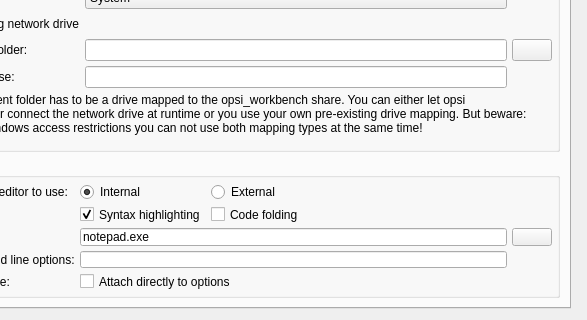
First picture: the form in oPB/ui/settings.ui, repository pandel/opsiPackageBuilder, before the edit; both pictures show x 110 to 697 and y 186 to 506 of the 778 by 506 pixel window.
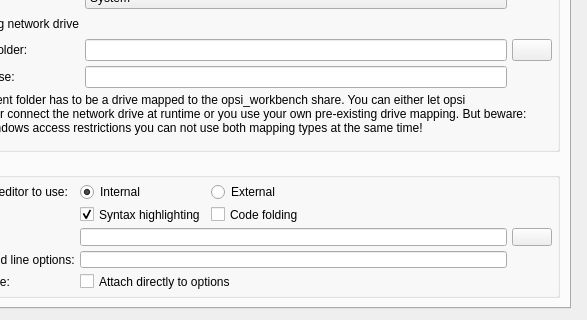
Second picture: the form after the edit. The open tabs and pages were chosen to show the change. Icons and pictures are not drawn.

Patch:
```diff
--- a/oPB/ui/settings.ui
+++ b/oPB/ui/settings.ui
@@ -646,7 +646,7 @@
           <item row="2" column="1" colspan="3">
            <widget class="QLineEdit" name="inpExternalEditor">
             <property name="text">
-             <string>notepad.exe</string>
+             <string/>
             </property>
             <property name="readOnly">
              <bool>false</bool>
```
